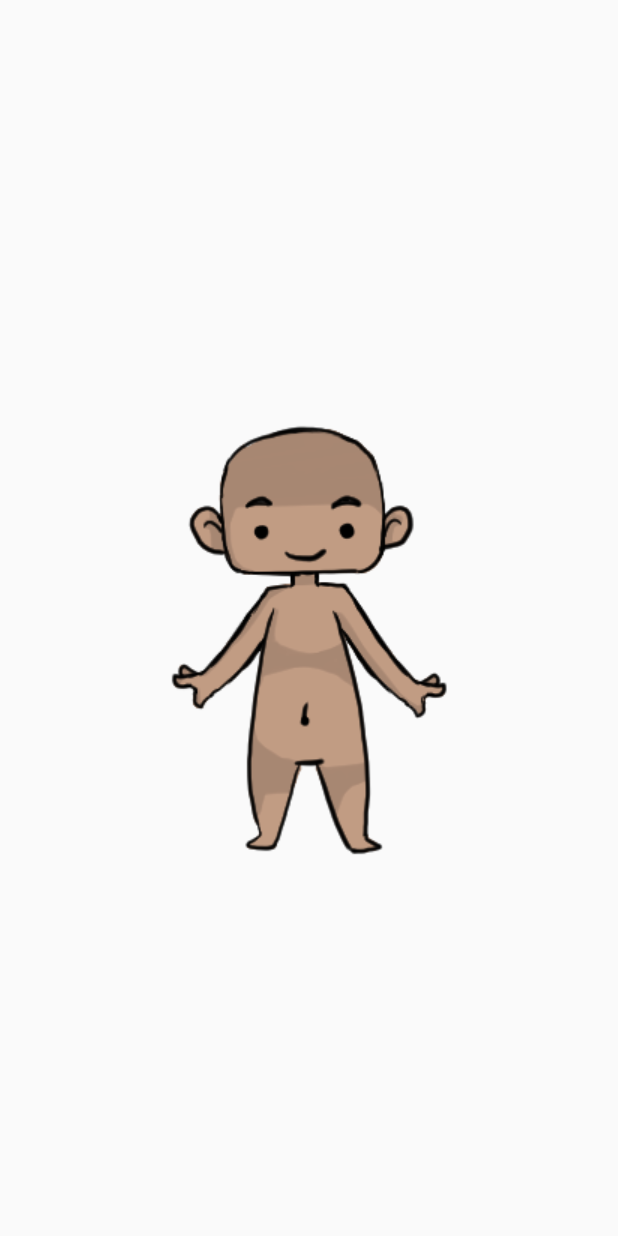
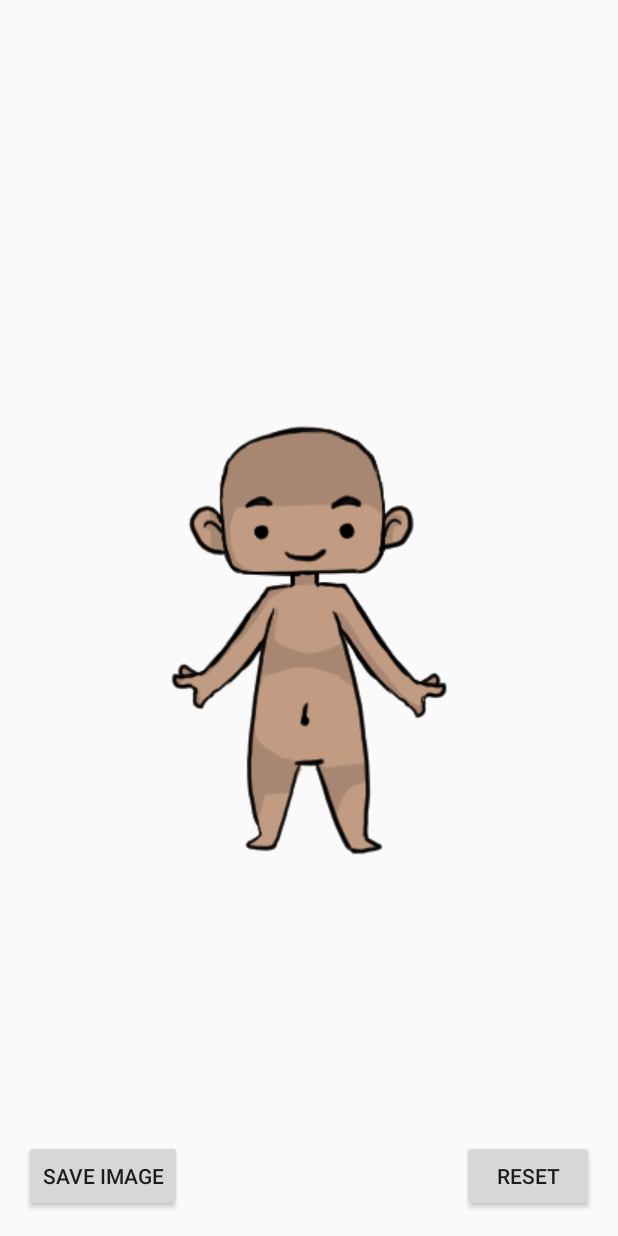
Before and after one commit to Itniraan/dollify, an Android app: the FinishActivity screen opened directly, with no data from a screen before it, on a phone screen of 412 x 824 dp. Run offline under Robolectric (Android 15) with nearby library versions, the phone set to English and light mode, and no system bars; 3 statements that could not run were skipped.

Commit message:
Added reset and save image buttons

```diff
--- a/app/src/main/AndroidManifest.xml
+++ b/app/src/main/AndroidManifest.xml
@@ -35,5 +35,5 @@
             android:label="@string/title_activity_finish"
             android:theme="@style/AppTheme.NoActionBar"></activity>
     </application>
-
+    <uses-permission android:name="android.permission.WRITE_EXTERNAL_STORAGE" />
 </manifest>
--- a/app/src/main/java/ca/blake/georgian/dollify/dollify/StartActivity.java
+++ b/app/src/main/java/ca/blake/georgian/dollify/dollify/StartActivity.java
@@ -184,14 +184,12 @@ public class StartActivity extends AppCompatActivity {
 
     public void OpenFinishScreen() {
         int[] set = new int[] {topList[top], middleList[middle], bottomList[bottom]};
-        System.out.println(set[0]);
-        System.out.println(set[1]);
-        System.out.println(set[2]);
         Intent openFinishIntent = new Intent(StartActivity.this, FinishActivity.class);
         openFinishIntent.putExtra("PIECES", set);
         //openFinishIntent.putExtra("MIDDLE_PART", middleList[middle]);
         //openFinishIntent.putExtra("BOTTOM_PART", bottomList[bottom]);
         startActivity(openFinishIntent);
+        finish();
     }
 
 }
--- a/app/src/main/res/layout/content_finish.xml
+++ b/app/src/main/res/layout/content_finish.xml
@@ -52,4 +52,22 @@
         android:scaleType="matrix"
         android:layout_centerVertical="true"
         android:layout_alignStart="@id/middleImageFinish" />
+
+    <Button
+        android:layout_width="wrap_content"
+        android:layout_height="wrap_content"
+        android:text="@string/saveImageButtonText"
+        android:id="@+id/saveImageButton"
+        android:layout_alignParentTop="false"
+        android:layout_alignParentStart="true"
+        android:layout_alignParentBottom="true" />
+
+    <Button
+        android:layout_width="wrap_content"
+        android:layout_height="wrap_content"
+        android:text="@string/resetButtonText"
+        android:id="@+id/resetButton"
+        android:layout_alignParentTop="false"
+        android:layout_alignParentEnd="true"
+        android:layout_alignParentBottom="true" />
 </RelativeLayout>
--- a/app/src/main/res/values/strings.xml
+++ b/app/src/main/res/values/strings.xml
@@ -21,4 +21,6 @@
     <string name="instructionText06">06) You can dress your doll again by pressing the \'RESET\' button.</string>
     <string name="instructionText07">07) Have FUN!</string>
     <string name="title_activity_finish">FinishActivity</string>
+    <string name="saveImageButtonText">SAVE IMAGE</string>
+    <string name="resetButtonText">RESET</string>
 </resources>
```
Also changed, not shown: app/src/main/java/ca/blake/georgian/dollify/dollify/FinishActivity.java (+66 -7 lines).
